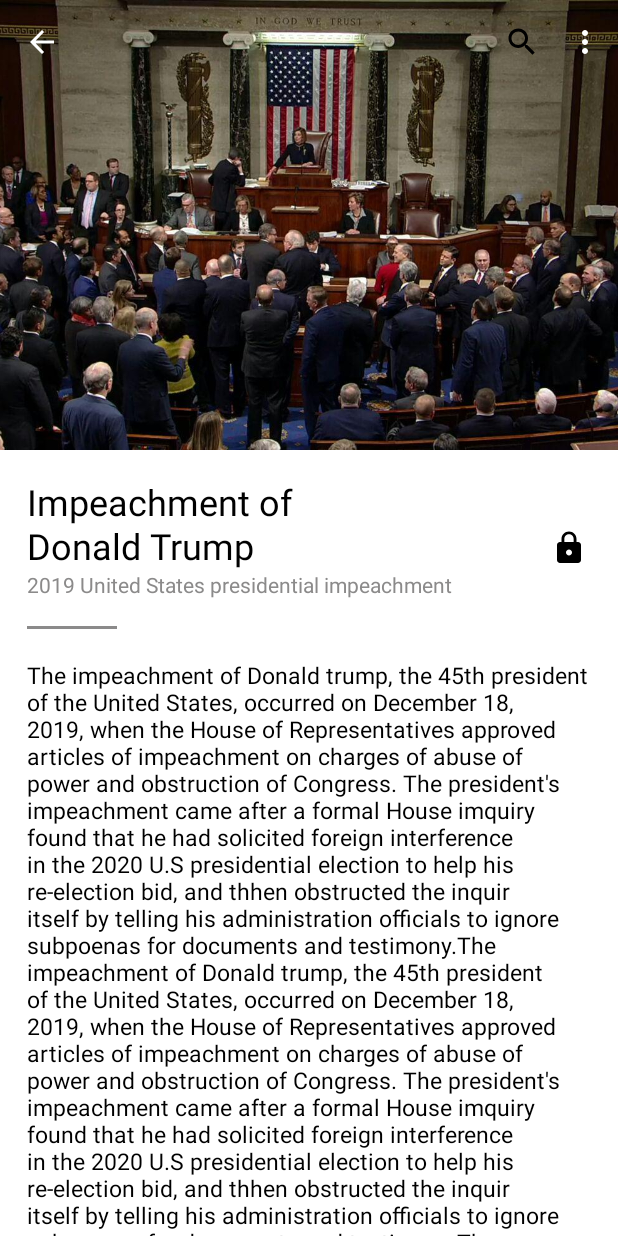
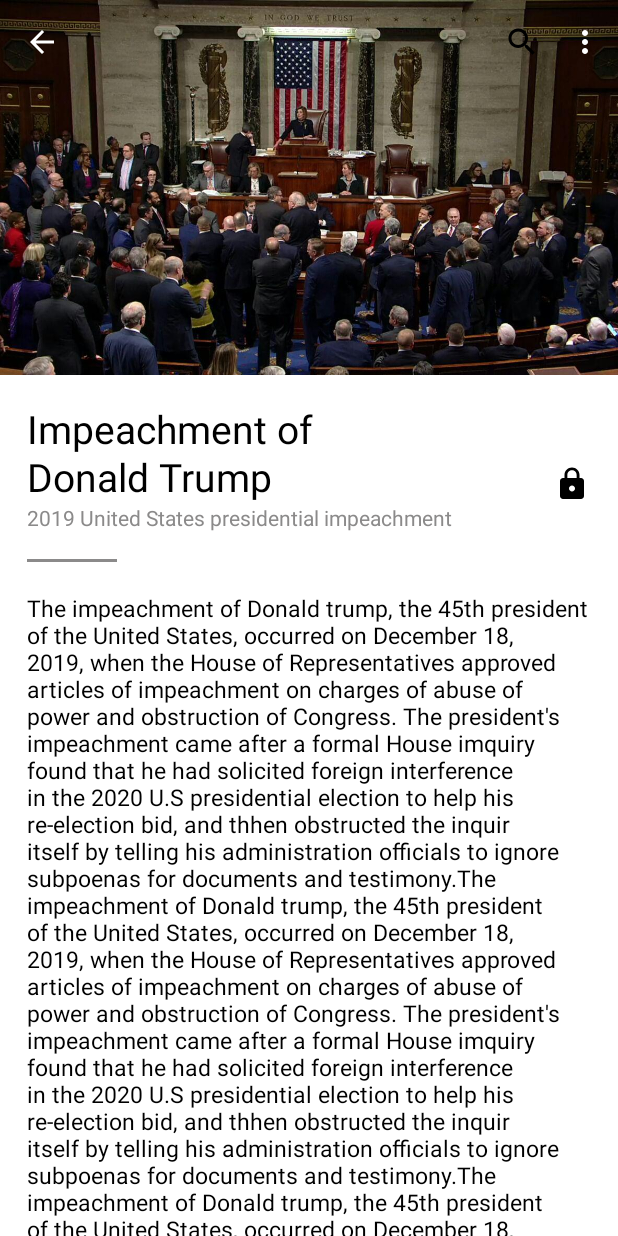
Before and after one commit to larycoder/Wikipedia_MobieApp, an Android app: the ScrollingActivity screen opened directly, with no data from a screen before it, on a phone screen of 412 x 824 dp. Run offline under Robolectric (Android 15) with nearby library versions, the phone set to English and light mode, and no system bars.

Commit message:
hx    : Modify layout files for scrolling activity

```diff
--- a/misa/app/src/main/res/layout/activity_scrolling.xml
+++ b/misa/app/src/main/res/layout/activity_scrolling.xml
@@ -4,13 +4,13 @@
     xmlns:tools="http://schemas.android.com/tools"
     android:layout_width="match_parent"
     android:layout_height="match_parent"
-    android:fitsSystemWindows="true"
+    android:fitsSystemWindows="false"
     tools:context=".ui.article_detail.ScrollingActivity">
 
     <com.google.android.material.appbar.AppBarLayout
         android:id="@+id/app_bar"
         android:layout_width="match_parent"
-        android:layout_height="300dp"
+        android:layout_height="250dp"
         android:fitsSystemWindows="true"
         android:theme="@style/AppTheme.AppBarOverlay">
 
@@ -32,7 +32,7 @@
                 android:scaleType="centerCrop"
                 android:src="@drawable/photo"
                 app:layout_collapseMode="parallax"
-                app:layout_collapseParallaxMultiplier="0.3" />
+                app:layout_collapseParallaxMultiplier="0.5" />
 
             <androidx.appcompat.widget.Toolbar
                 android:id="@+id/toolbar"
--- a/misa/app/src/main/res/layout/content_scrolling.xml
+++ b/misa/app/src/main/res/layout/content_scrolling.xml
@@ -11,17 +11,17 @@
         android:padding="18dp">
         <TextView
             android:id="@+id/article_detail_header"
-            android:layout_width="180dp"
+            android:layout_width="200dp"
             android:layout_height="wrap_content"
-            android:textSize="24sp"
+            android:textSize="26sp"
             android:text="@string/sample_header"
             android:lineSpacingExtra="1dp"
             android:gravity="center_vertical"
             android:textColor="@android:color/black"/>
         <ImageButton
             android:id="@+id/lock_btn"
-            android:layout_width="30dp"
-            android:layout_height="30dp"
+            android:layout_width="25dp"
+            android:layout_height="25dp"
             android:src="@drawable/ic_lock"
             android:scaleType="center"
             style="?android:attr/borderlessButtonStyle"
```
